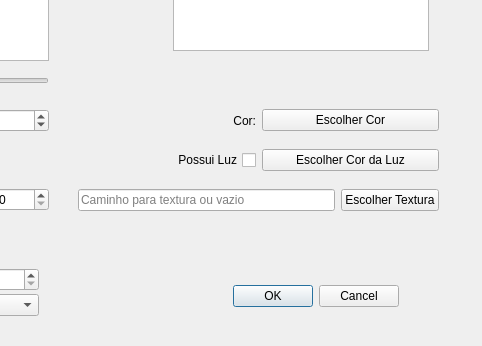
First picture: the form in ifg/qt/ui/entidade.ui, repository matferib/tabuleiro-virtual, before the edit; both pictures show x 332 to 814 and y 170 to 516 of the 814 by 516 pixel window.
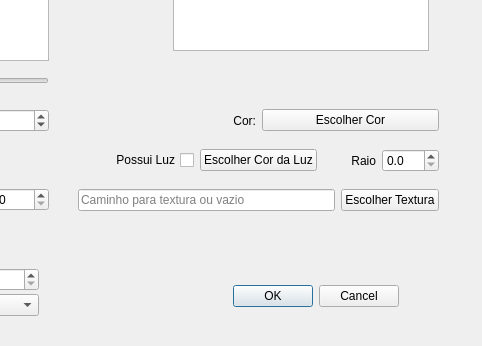
Second picture: the form after the edit.

Commit message: implementacao de luz com raio

Diff of the .ui file:
```diff
--- a/ifg/qt/ui/entidade.ui
+++ b/ifg/qt/ui/entidade.ui
@@ -140,6 +140,33 @@
       </property>
      </widget>
     </item>
+    <item>
+     <layout class="QHBoxLayout" name="horizontalLayout_14">
+      <item>
+       <widget class="QLabel" name="label_12">
+        <property name="text">
+         <string>Raio</string>
+        </property>
+        <property name="alignment">
+         <set>Qt::AlignRight|Qt::AlignTrailing|Qt::AlignVCenter</set>
+        </property>
+       </widget>
+      </item>
+      <item>
+       <widget class="QDoubleSpinBox" name="spin_raio">
+        <property name="toolTip">
+         <string>Raio da luz, em metros.</string>
+        </property>
+        <property name="decimals">
+         <number>1</number>
+        </property>
+        <property name="singleStep">
+         <double>0.500000000000000</double>
+        </property>
+       </widget>
+      </item>
+     </layout>
+    </item>
    </layout>
   </widget>
   <widget class="QWidget" name="horizontalLayoutWidget_4">
```
Left out of the diff: 6 changed lines with no effect on the pictures. The commit also changes 9 other files.
